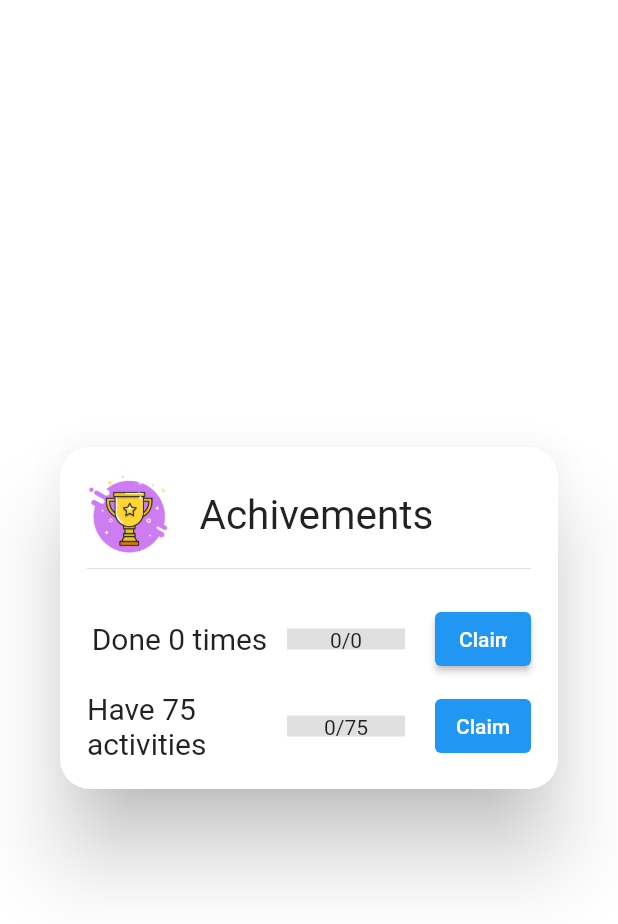
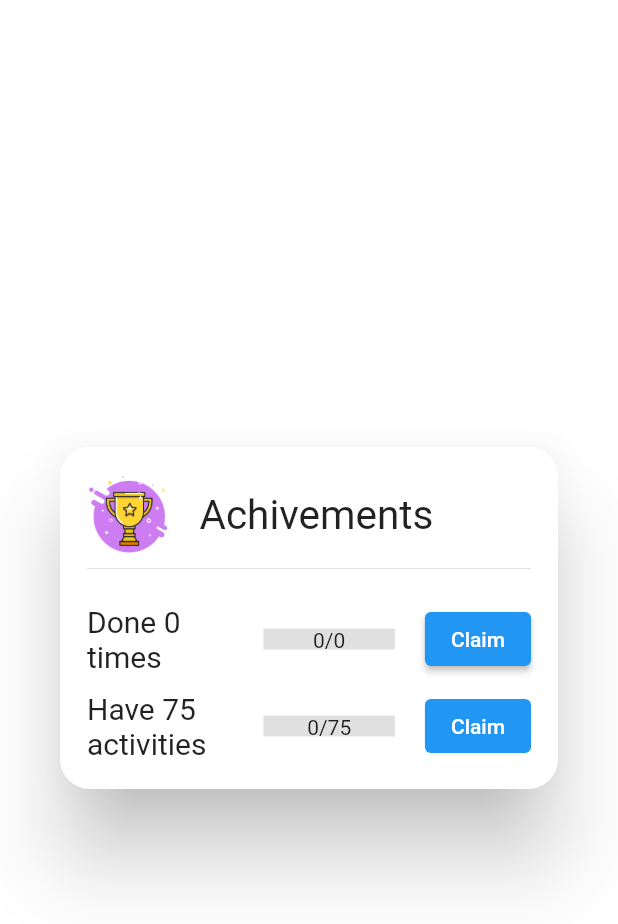
Before and after one commit to CongPhiNguyen/FocusAssists, a Flutter app: the ListAchivement widget shown alone on an empty page, opened directly, on a phone screen of 412 x 824 dp. Shown: the top 924 px of the screen. Run offline on Flutter 3.47's test engine with Material 2 defaults, Android fonts, the phone set to English and light mode, and no system bars; drawn by our look-alikes of percent_indicator; our stand-ins replace audioplayers, cloud_firestore, curved_navigation_bar, firebase_auth, firebase_core, firebase_storage and 14 more; missing offline and left inert: flutter_config, flutter_gifimage, flutter_volume_slider, simple_timer; accounts and stored records are empty; statements that could not run were skipped.

Commit message:
Chỉnh sửa màn hình bị tràn

```diff
--- a/focus_assists/lib/pages/statistic/list_of_achivement_screen.dart
+++ b/focus_assists/lib/pages/statistic/list_of_achivement_screen.dart
@@ -41,6 +41,7 @@ class _ListAchivementState extends State<ListAchivement> {
   }
 
   Future<int> getCurrentActivityLevel() async {
+    //int levelNow = (doneNum / 75).round();
     int countDatabaseLevel = 0;
     String key = StaticData.userID;
     List<Map<String, dynamic>> data = await dbHelper.rawQuery(
@@ -234,6 +235,7 @@ class _ListAchivementState extends State<ListAchivement> {
     print('inserted row id: $id2');
 
     int golds = StaticData.Vang += 20;
+    //Add vàng vào database
     String userKey = StaticData.userID;
     dbHelper.rawQuery(
         ''' update THONGTINNGUOIDUNG set VANG=$golds where MANGUOIDUNG='$userKey' ''');
@@ -269,7 +271,7 @@ class _ListAchivementState extends State<ListAchivement> {
               Center(
                 child: Row(mainAxisSize: MainAxisSize.min, children: [
                   Expanded(
-                      flex: 5,
+                      flex: 4,
                       child: Center(
                         child: Text("Done $currentDoneTarget times",
                             style: TextStyle(fontSize: 20)),
@@ -278,6 +280,7 @@ class _ListAchivementState extends State<ListAchivement> {
                     flex: 4,
                     child: LinearPercentIndicator(
                       center: Text('$doneNum/$currentDoneTarget'),
+                      //width: 100.0,
                       lineHeight: 14.0,
                       percent: (percentDone > 1) ? 1.0 : percentDone,
                       backgroundColor: (!StaticData.isDarkMode)
@@ -317,7 +320,7 @@ class _ListAchivementState extends State<ListAchivement> {
               Center(
                 child: Row(mainAxisSize: MainAxisSize.min, children: [
                   Expanded(
-                      flex: 5,
+                      flex: 4,
                       child: Center(
                         child: Text("Have 75 activities",
                             style: TextStyle(fontSize: 20)),
```
